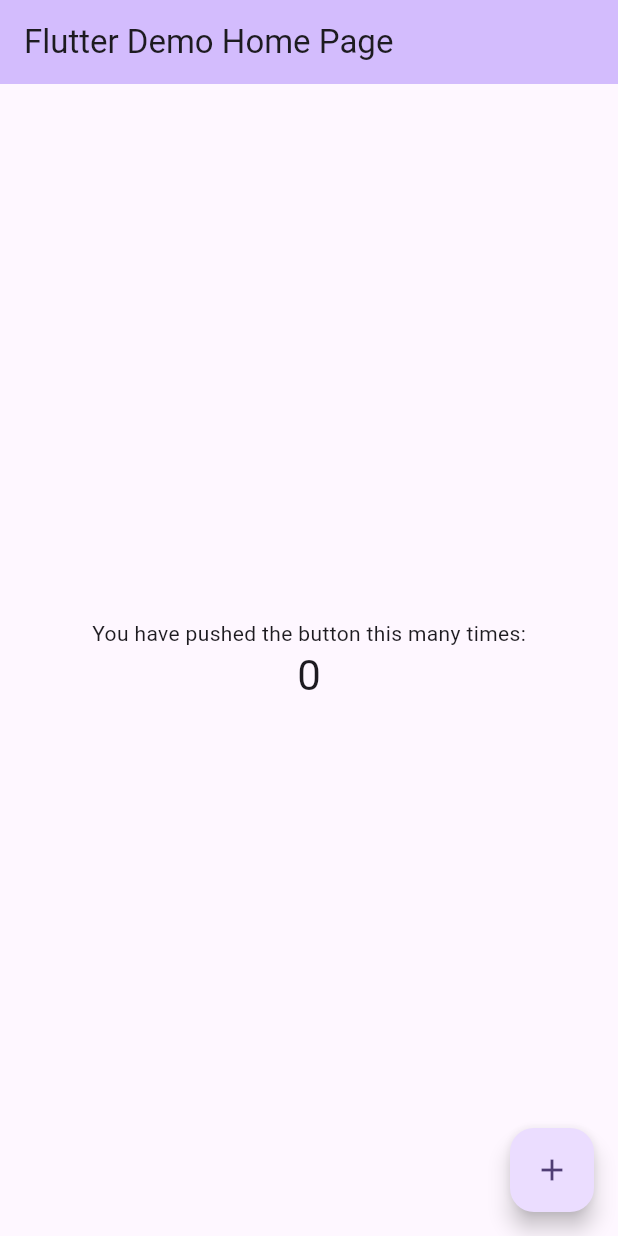
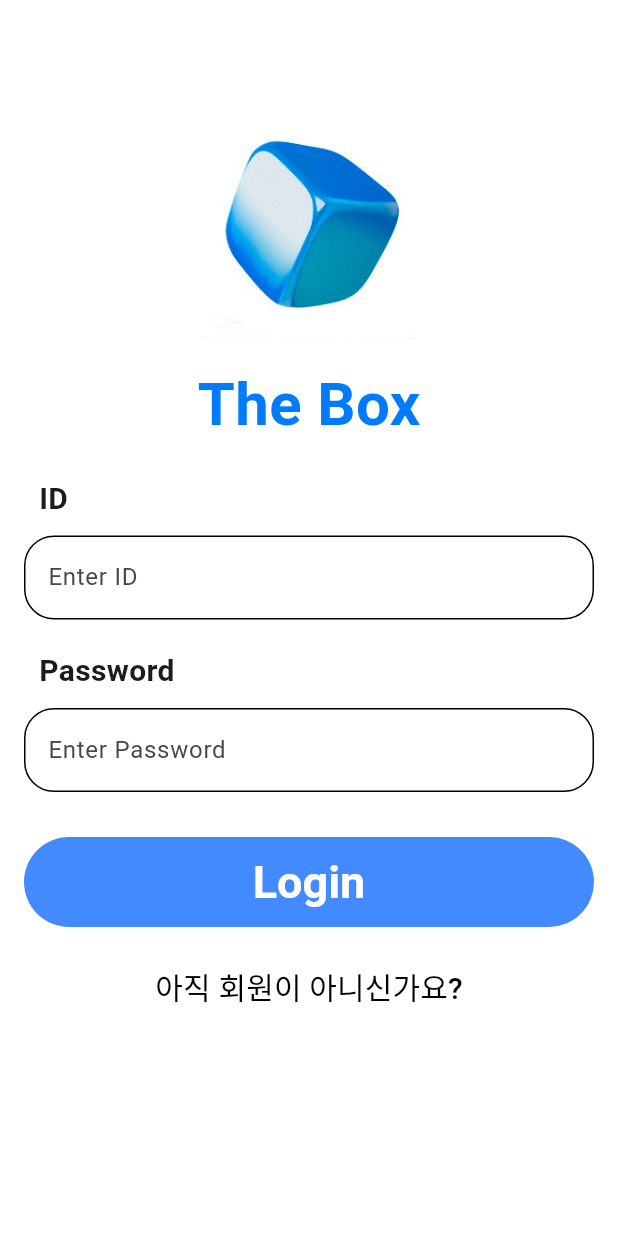
Before and after one commit to vosw1/the-boxes-app, a Flutter app: the screen it shows after launch, on a phone screen of 412 x 824 dp. Run offline on Flutter 3.47's test engine with Material 3 defaults, Android fonts, the light colour scheme and no system bars.

Commit message:
login 페이지

```diff
--- /dev/null
+++ b/lib/components/CustomTextFormField.dart
@@ -0,0 +1,45 @@
+import 'package:flutter/material.dart';
+import 'package:the_boxes/size.dart';
+
+class CustomTextFormField extends StatelessWidget {
+  final String text;
+
+  const CustomTextFormField(this.text);
+
+  @override
+  Widget build(BuildContext context) {
+    return Column(
+      crossAxisAlignment: CrossAxisAlignment.start,
+      children: [
+        Padding(
+          padding: EdgeInsets.only(left: s_gap), // 레이블 이동
+          child: Text(
+            text,
+            style: TextStyle(
+              fontSize: m_gap,
+              fontWeight: FontWeight.bold,
+            ),
+          ),
+        ),
+        SizedBox(height: s_gap),
+        TextFormField(
+          validator: (value) =>
+              value!.isEmpty ? "Please enter some text" : null,
+          obscureText: text == "Password" ? true : false,
+          decoration: InputDecoration(
+            hintText: "Enter $text",
+            enabledBorder: OutlineInputBorder(
+              borderRadius: BorderRadius.circular(m_gap),
+            ),
+            errorBorder: OutlineInputBorder(
+              borderRadius: BorderRadius.circular(m_gap),
+            ),
+            focusedErrorBorder: OutlineInputBorder(
+              borderRadius: BorderRadius.circular(m_gap),
+            ),
+          ),
+        )
+      ],
+    );
+  }
+}
--- a/lib/main.dart
+++ b/lib/main.dart
@@ -1,4 +1,7 @@
 import 'package:flutter/material.dart';
+import 'package:the_boxes/page/home/pages/home_page.dart';
+import 'package:the_boxes/page/login/pages/login_page.dart';
+import 'package:the_boxes/size.dart';
 
 void main() {
   WidgetsFlutterBinding.ensureInitialized();
@@ -12,115 +15,26 @@
   @override
   Widget build(BuildContext context) {
     return MaterialApp(
-      title: 'Flutter Demo',
+      debugShowCheckedModeBanner: false, // 디버그 태그 제거
       theme: ThemeData(
-        // This is the theme of your application.
-        //
-        // TRY THIS: Try running your application with "flutter run". You'll see
-        // the application has a purple toolbar. Then, without quitting the app,
-        // try changing the seedColor in the colorScheme below to Colors.green
-        // and then invoke "hot reload" (save your changes or press the "hot
-        // reload" button in a Flutter-supported IDE, or press "r" if you used
-        // the command line to start the app).
-        //
-        // Notice that the counter didn't reset back to zero; the application
-        // state is not lost during the reload. To reset the state, use hot
-        // restart instead.
-        //
-        // This works for code too, not just values: Most code changes can be
-        // tested with just a hot reload.
-        colorScheme: ColorScheme.fromSeed(seedColor: Colors.deepPurple),
-        useMaterial3: true,
+        scaffoldBackgroundColor: Colors.white, // 기본 배경 색상을 흰색으로 설정
+        textButtonTheme: TextButtonThemeData(
+          style: TextButton.styleFrom(
+            foregroundColor: Colors.black,
+            backgroundColor: Colors.white,
+            shape: RoundedRectangleBorder(
+              borderRadius: BorderRadius.circular(sl_gap),
+            ),
+            minimumSize: Size(x_gap, sx_gap),
+          ),
+        ),
       ),
-      home: const MyHomePage(title: 'Flutter Demo Home Page'),
+      initialRoute: "/login", // 초기 화면
+      routes: {
+        "/login": (context) => LoginPage(),
+        // "/join": (context) => JoinPage(),
+        "/home": (context) => HomePage(),
+      },
     );
   }
 }
-
-class MyHomePage extends StatefulWidget {
-  const MyHomePage({super.key, required this.title});
-
-  // This widget is the home page of your application. It is stateful, meaning
-  // that it has a State object (defined below) that contains fields that affect
-  // how it looks.
-
-  // This class is the configuration for the state. It holds the values (in this
-  // case the title) provided by the parent (in this case the App widget) and
-  // used by the build method of the State. Fields in a Widget subclass are
-  // always marked "final".
-
-  final String title;
-
-  @override
-  State<MyHomePage> createState() => _MyHomePageState();
-}
-
-class _MyHomePageState extends State<MyHomePage> {
-  int _counter = 0;
-
-  void _incrementCounter() {
-    setState(() {
-      // This call to setState tells the Flutter framework that something has
-      // changed in this State, which causes it to rerun the build method below
-      // so that the display can reflect the updated values. If we changed
-      // _counter without calling setState(), then the build method would not be
-      // called again, and so nothing would appear to happen.
-      _counter++;
-    });
-  }
-
-  @override
-  Widget build(BuildContext context) {
-    // This method is rerun every time setState is called, for instance as done
-    // by the _incrementCounter method above.
-    //
-    // The Flutter framework has been optimized to make rerunning build methods
-    // fast, so that you can just rebuild anything that needs updating rather
-    // than having to individually change instances of widgets.
-    return Scaffold(
-      appBar: AppBar(
-        // TRY THIS: Try changing the color here to a specific color (to
-        // Colors.amber, perhaps?) and trigger a hot reload to see the AppBar
-        // change color while the other colors stay the same.
-        backgroundColor: Theme.of(context).colorScheme.inversePrimary,
-        // Here we take the value from the MyHomePage object that was created by
-        // the App.build method, and use it to set our appbar title.
-        title: Text(widget.title),
-      ),
-      body: Center(
-        // Center is a layout widget. It takes a single child and positions it
-        // in the middle of the parent.
-        child: Column(
-          // Column is also a layout widget. It takes a list of children and
-          // arranges them vertically. By default, it sizes itself to fit its
-          // children horizontally, and tries to be as tall as its parent.
-          //
-          // Column has various properties to control how it sizes itself and
-          // how it positions its children. Here we use mainAxisAlignment to
-          // center the children vertically; the main axis here is the vertical
-          // axis because Columns are vertical (the cross axis would be
-          // horizontal).
-          //
-          // TRY THIS: Invoke "debug painting" (choose the "Toggle Debug Paint"
-          // action in the IDE, or press "p" in the console), to see the
-          // wireframe for each widget.
-          mainAxisAlignment: MainAxisAlignment.center,
-          children: <Widget>[
-            const Text(
-              'You have pushed the button this many times:',
-            ),
-            Text(
-              '$_counter',
-              style: Theme.of(context).textTheme.headlineMedium,
-            ),
-          ],
-        ),
-      ),
-      floatingActionButton: FloatingActionButton(
-        onPressed: _incrementCounter,
-        tooltip: 'Increment',
-        child: const Icon(Icons.add),
-      ), // This trailing comma makes auto-formatting nicer for build methods.
-    );
-  }
-}
--- /dev/null
+++ b/lib/page/home/pages/home_page.dart
@@ -0,0 +1,14 @@
+import 'package:flutter/material.dart';
+
+class HomePage extends StatelessWidget {
+  const HomePage({super.key});
+
+  @override
+  Widget build(BuildContext context) {
+    return Scaffold(
+      body: Container(
+        color: Colors.red,
+      ),
+    );
+  }
+}
--- /dev/null
+++ b/lib/page/join/pages/join_page.dart
@@ -0,0 +1,3 @@
+class JoinPage{
+
+}
--- /dev/null
+++ b/lib/page/login/components/custom_form.dart
@@ -0,0 +1,28 @@
+import 'package:flutter/material.dart';
+import 'package:the_boxes/components/CustomTextFormField.dart';
+import 'package:the_boxes/page/login/components/login_button.dart';
+import 'package:the_boxes/size.dart';
+
+import 'join_button.dart';
+
+class CustomForm extends StatelessWidget {
+  final _formKey = GlobalKey<FormState>();
+
+  @override
+  Widget build(BuildContext context) {
+    return Form(
+      key: _formKey,
+      child: Column(
+        children: [
+          CustomTextFormField("ID"),
+          SizedBox(height: m_gap),
+          CustomTextFormField("Password"),
+          SizedBox(height: ml_gap),
+          LoginButton(formKey: _formKey), // LoginButton 사용
+          SizedBox(height: ss_gap),
+          SignUpButton(), // SignUpButton 사용
+        ],
+      ),
+    );
+  }
+}
--- /dev/null
+++ b/lib/page/login/components/join_button.dart
@@ -0,0 +1,21 @@
+import 'package:flutter/material.dart';
+import 'package:the_boxes/size.dart';
+
+class SignUpButton extends StatelessWidget {
+  const SignUpButton({Key? key}) : super(key: key);
+
+  @override
+  Widget build(BuildContext context) {
+    return TextButton(
+      onPressed: () {
+        Navigator.pushNamed(context, "/join");
+      },
+      child: Text(
+        "아직 회원이 아니신가요?",
+        style: TextStyle(
+          fontSize: m_gap,
+        ),
+      ),
+    );
+  }
+}
--- /dev/null
+++ b/lib/page/login/components/login_button.dart
@@ -0,0 +1,33 @@
+import 'package:flutter/material.dart';
+import 'package:the_boxes/size.dart';
+
+class LoginButton extends StatelessWidget {
+  final GlobalKey<FormState> formKey;
+
+  const LoginButton({Key? key, required this.formKey}) : super(key: key);
+
+  @override
+  Widget build(BuildContext context) {
+    return Container(
+      width: xx_gap,
+      height: l_gap,
+      child: TextButton(
+        onPressed: () {
+          if (formKey.currentState!.validate()) {
+            Navigator.pushNamed(context, "/home");
+          }
+        },
+        style: TextButton.styleFrom(
+          foregroundColor: Colors.white,
+          backgroundColor: Colors.blueAccent,
+          padding: EdgeInsets.symmetric(vertical: 12.0),
+          textStyle: TextStyle(
+            fontSize: ml_gap,
+            fontWeight: FontWeight.bold,
+          ),
+        ),
+        child: Text("Login"),
+      ),
+    );
+  }
+}
--- /dev/null
+++ b/lib/page/login/components/logo.dart
@@ -0,0 +1,27 @@
+import 'package:flutter/cupertino.dart';
+import 'package:flutter/material.dart';
+import 'package:the_boxes/size.dart';
+
+class Logo extends StatelessWidget {
+  final String title;
+
+  const Logo(this.title);
+
+  @override
+  Widget build(BuildContext context) {
+    return Column(
+      children: [
+        Image.asset(
+          "assets/logo_item.png",
+          height: xl_gap,
+          width: xl_gap,
+        ),
+        SizedBox(height: sm_gap),
+        Text(
+          title,
+          style: TextStyle(fontSize: sl_gap, fontWeight: FontWeight.bold, color: CupertinoColors.systemBlue),
+        ),
+      ],
+    );
+  }
+}
--- /dev/null
+++ b/lib/page/login/pages/login_page.dart
@@ -0,0 +1,25 @@
+import 'package:flutter/material.dart';
+import 'package:the_boxes/page/login/components/custom_form.dart';
+import 'package:the_boxes/page/login/components/logo.dart';
+import 'package:the_boxes/size.dart';
+
+class LoginPage extends StatelessWidget {
+  const LoginPage({super.key});
+
+  @override
+  Widget build(BuildContext context) {
+    return Scaffold(
+      body: Padding(
+        padding: const EdgeInsets.all(16.0),
+        child: ListView(
+          children: [
+            SizedBox(height: l_gap),
+            Logo("The Box"),
+            SizedBox(height: m_gap),
+            CustomForm(), // 로그인 폼
+          ],
+        ),
+      ),
+    );
+  }
+}
--- /dev/null
+++ b/lib/size.dart
@@ -0,0 +1,12 @@
+const double ss_gap = 5.0;
+const double s_gap = 10.0;
+const double sm_gap = 15.0;
+const double m_gap = 20.0;
+const double ml_gap = 30.0;
+const double sl_gap = 40.0;
+const double l_gap = 60.0;
+const double sx_gap = 70.0;
+const double x_gap = 80.0;
+const double xl_gap = 150.0;
+const double sxx_gap = 200.0;
+const double xx_gap = 400.0;
```
Also changed, not shown: pubspec.yaml (+5 -68 lines).
